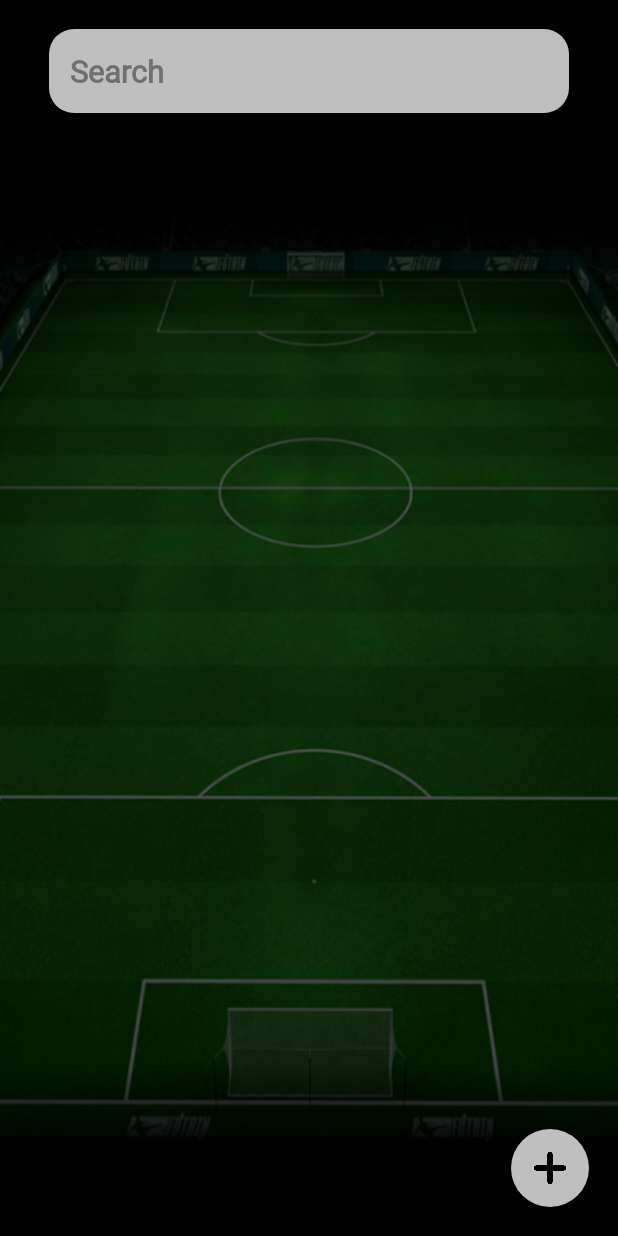
After one commit to Armaritto/Kiahk-Cup, an Android app: the CardsListActivity screen opened directly, with no data from a screen before it, on a phone screen of 412 x 824 dp. The commit adds this screen. Run offline under Robolectric (Android 15) with nearby library versions, the phone set to English and light mode, and no system bars; our stand-ins replace Firebase (no records; nobody signed in at launch, a user with empty details on screens opened directly), sdp/ssp sizes; 3 statements that could not run were skipped.

Commit message:
Manage Cards, Cards List added

```diff
--- a/app/src/main/java/com/stgsporting/quiz_fut/activities/UsersListActivity.java
+++ b/app/src/main/java/com/stgsporting/quiz_fut/activities/UsersListActivity.java
@@ -81,7 +81,6 @@ public class UsersListActivity extends AppCompatActivity {
                 ArrayList<User> users = new ArrayList<>();
 
                 for (DataSnapshot user : userData.getChildren()) {
-                    if (user.getKey().equals("NextID")) continue;
                     User u = new User();
                     u.setName(user.getKey());
                     if (user.hasChild("Passcode"))
--- /dev/null
+++ b/app/src/main/res/layout/activity_cards_list.xml
@@ -0,0 +1,63 @@
+<?xml version="1.0" encoding="utf-8"?>
+<RelativeLayout xmlns:android="http://schemas.android.com/apk/res/android"
+    xmlns:app="http://schemas.android.com/apk/res-auto"
+    xmlns:tools="http://schemas.android.com/tools"
+    android:id="@+id/main"
+    android:layout_width="match_parent"
+    android:layout_height="match_parent"
+    android:background="@drawable/other_background"
+    tools:context="com.stgsporting.quiz_fut.activities.CardsListActivity">
+
+    <LinearLayout
+        android:layout_width="match_parent"
+        android:layout_height="match_parent"
+        android:gravity="center"
+        android:orientation="vertical"
+        android:paddingBottom="@dimen/_20sdp">
+
+        <EditText
+            android:id="@+id/search"
+            android:layout_width="match_parent"
+            android:layout_height="wrap_content"
+            android:layout_marginHorizontal="@dimen/_25sdp"
+            android:background="@drawable/button_background3"
+            android:fontFamily="@font/segoebold"
+            android:hint="Search"
+            android:inputType="text"
+            android:padding="@dimen/_11sdp"
+            android:textColor="@color/black"
+            android:textColorHint="@color/gray_hint"
+            android:textSize="@dimen/_16sdp"
+            android:layout_marginVertical="@dimen/_15sdp"
+            android:textStyle="bold" />
+
+        <ListView
+            android:id="@+id/cards_list"
+            android:layout_width="match_parent"
+            android:layout_height="match_parent"
+            android:listSelector="@color/transparent"
+            android:divider="@color/transparent"
+            android:dividerHeight="@dimen/_12sdp"/>
+
+    </LinearLayout>
+
+    <LinearLayout
+        android:id="@+id/add"
+        android:layout_width="@dimen/_40sdp"
+        android:layout_height="@dimen/_40sdp"
+        android:background="@drawable/circle"
+        android:layout_alignParentEnd="true"
+        android:layout_alignParentBottom="true"
+        android:layout_marginEnd="@dimen/_15sdp"
+        android:layout_marginBottom="@dimen/_15sdp"
+        android:padding="@dimen/_12sdp">
+
+        <ImageView
+            android:layout_width="match_parent"
+            android:layout_height="match_parent"
+            android:scaleType="centerInside"
+            android:src="@drawable/plus"/>
+
+    </LinearLayout>
+
+</RelativeLayout>
```
Also changed, not shown: app/src/main/AndroidManifest.xml (+27 -18 lines), app/src/main/java/com/stgsporting/quiz_fut/activities/AddCardActivity.java (added, +26 -0 lines), app/src/main/java/com/stgsporting/quiz_fut/activities/AdminActivity.java (+7 -0 lines), app/src/main/java/com/stgsporting/quiz_fut/activities/CardEditorActivity.java (added, +26 -0 lines), app/src/main/java/com/stgsporting/quiz_fut/activities/CardsListActivity.java (added, +209 -0 lines), app/src/main/java/com/stgsporting/quiz_fut/data/Card.java (+9 -0 lines), app/src/main/res/layout/activity_add_card.xml (added, +10 -0 lines), app/src/main/res/layout/activity_admin.xml (+7 -1 lines), app/src/main/res/layout/activity_card_editor.xml (added, +10 -0 lines).
